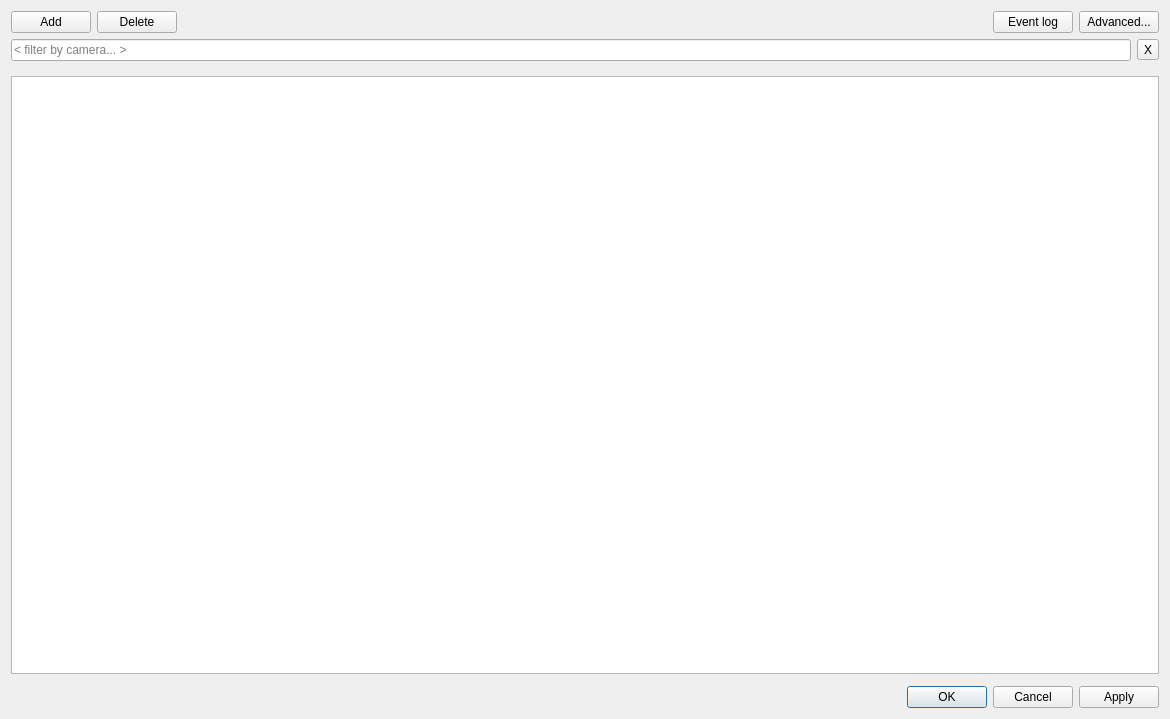
The window that client/src/ui/dialogs/business_rules_dialog.ui (networkoptix/nx_open) describes before a commit, drawn with Qt 5.
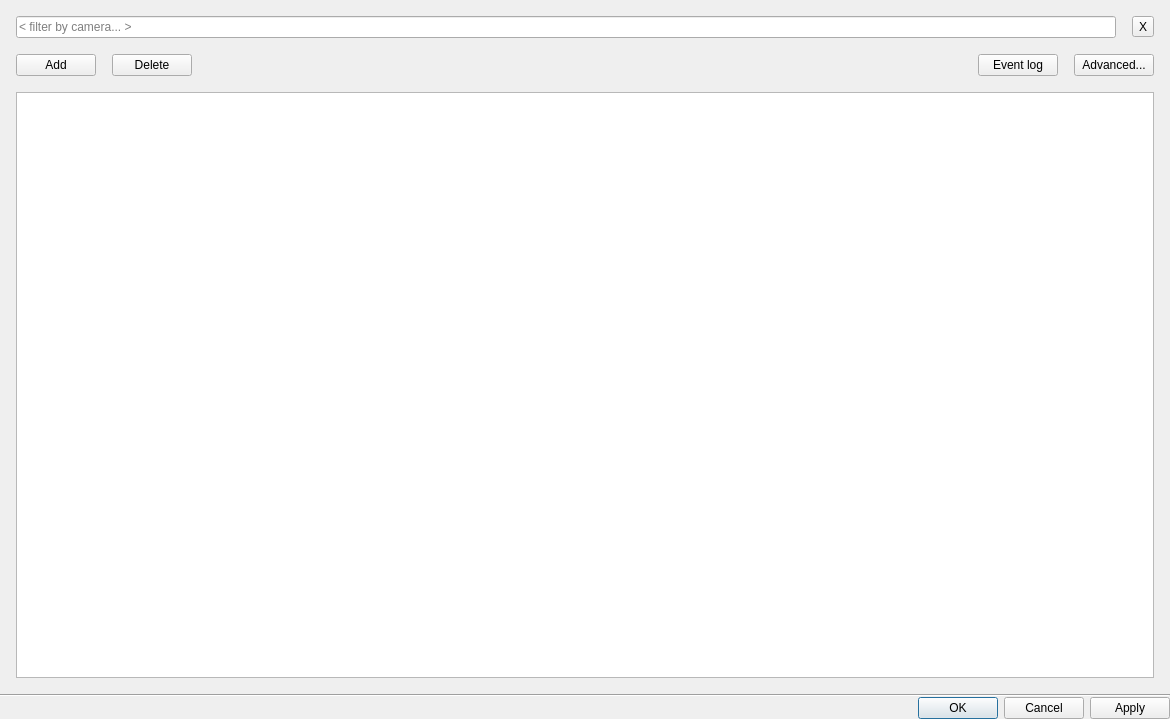
The same window after the commit. Icons and pictures are not drawn. Custom widgets are drawn as their Qt base class.

Commit message:
VMS-1948: Adjust Alarm/Event rules.
<==== Mercurial data ====>
Branch: dev_2.6.0_gui

What changed in the file:
```diff
--- a/client/src/ui/dialogs/business_rules_dialog.ui
+++ b/client/src/ui/dialogs/business_rules_dialog.ui
@@ -13,9 +13,59 @@
   <property name="windowTitle">
    <string>Alarm/Event Rules</string>
   </property>
-  <layout class="QVBoxLayout" name="verticalLayout" stretch="0,0,1,0,0">
+  <layout class="QVBoxLayout" name="verticalLayout" stretch="0,0,0">
+   <property name="spacing">
+    <number>0</number>
+   </property>
+   <property name="leftMargin">
+    <number>0</number>
+   </property>
+   <property name="topMargin">
+    <number>0</number>
+   </property>
+   <property name="rightMargin">
+    <number>0</number>
+   </property>
+   <property name="bottomMargin">
+    <number>0</number>
+   </property>
    <item>
-    <layout class="QHBoxLayout" name="horizontalLayout_2">
+    <layout class="QVBoxLayout" name="mainLayout">
+     <property name="spacing">
+      <number>16</number>
+     </property>
+     <property name="leftMargin">
+      <number>16</number>
+     </property>
+     <property name="topMargin">
+      <number>16</number>
+     </property>
+     <property name="rightMargin">
+      <number>16</number>
+     </property>
+     <property name="bottomMargin">
+      <number>0</number>
+     </property>
+     <item>
+      <layout class="QHBoxLayout" name="searchLayout">
+       <item>
+        <widget class="QLineEdit" name="filterLineEdit">
+         <property name="placeholderText">
+          <string notr="true">&lt; filter by camera... &gt;</string>
+         </property>
+        </widget>
+       </item>
+       <item>
+        <widget class="QToolButton" name="clearFilterButton">
+         <property name="text">
+          <string>X</string>
+         </property>
+        </widget>
+       </item>
+      </layout>
+     </item>
+     <item>
+      <layout class="QHBoxLayout" name="topLayout">
      <item>
       <widget class="QPushButton" name="addRuleButton">
        <property name="text">
@@ -78,42 +128,6 @@
     </layout>
    </item>
    <item>
-    <layout class="QHBoxLayout" name="horizontalLayout_3">
-     <item>
-      <widget class="QLineEdit" name="filterLineEdit">
-       <property name="placeholderText">
-        <string notr="true">&lt; filter by camera... &gt;</string>
-       </property>
-      </widget>
-     </item>
-     <item>
-      <widget class="QToolButton" name="clearFilterButton">
-       <property name="text">
-        <string>X</string>
-       </property>
-      </widget>
-     </item>
-    </layout>
-   </item>
-   <item>
-    <widget class="QWidget" name="rulesWidget" native="true">
-     <layout class="QHBoxLayout" name="horizontalLayout">
-      <property name="spacing">
-       <number>6</number>
-      </property>
-      <property name="leftMargin">
-       <number>0</number>
-      </property>
-      <property name="topMargin">
-       <number>9</number>
-      </property>
-      <property name="rightMargin">
-       <number>0</number>
-      </property>
-      <property name="bottomMargin">
-       <number>0</number>
-      </property>
-      <item>
        <widget class="QnTableView" name="tableView">
         <property name="editTriggers">
          <set>QAbstractItemView::AllEditTriggers</set>
@@ -150,11 +164,17 @@
         </attribute>
        </widget>
       </item>
-     </layout>
-    </widget>
-   </item>
    <item>
     <widget class="QnBusinessRuleWidget" name="detailsWidget" native="true"/>
+     </item>
+    </layout>
+   </item>
+   <item>
+    <widget class="Line" name="line">
+     <property name="orientation">
+      <enum>Qt::Horizontal</enum>
+     </property>
+    </widget>
    </item>
    <item>
     <widget class="QDialogButtonBox" name="buttonBox">
```
Lines whose indentation alone changed are shown as unchanged. The commit also changes 1 other file.
